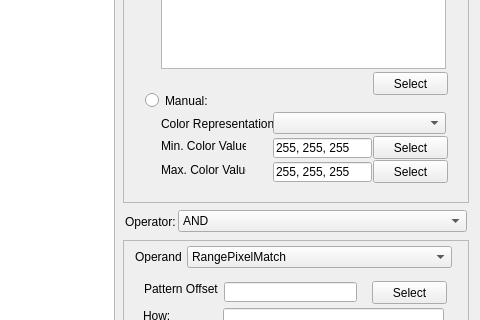
Qt form expbuilder/ui/mainwindow.ui (ScottAllSet/imgexp) before a commit; both pictures show x 634 to 1114 and y 240 to 560 of the 1114 by 874 pixel window.
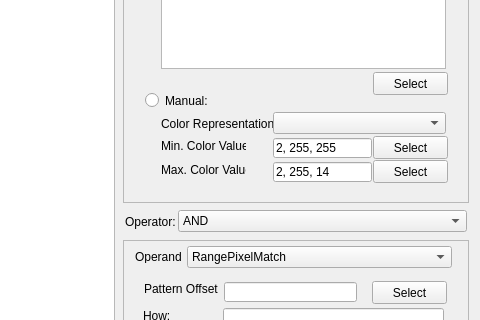
The same form after that commit.

```diff
--- a/expbuilder/ui/mainwindow.ui
+++ b/expbuilder/ui/mainwindow.ui
@@ -534,7 +534,7 @@
                 </rect>
                </property>
                <property name="text">
-                <string>255, 255, 255</string>
+                <string>2, 255, 14</string>
                </property>
               </widget>
               <widget class="QLabel" name="label_14">
@@ -603,7 +603,7 @@
                 </rect>
                </property>
                <property name="text">
-                <string>255, 255, 255</string>
+                <string>2, 255, 255</string>
                </property>
               </widget>
               <widget class="QLabel" name="label_15">
```
